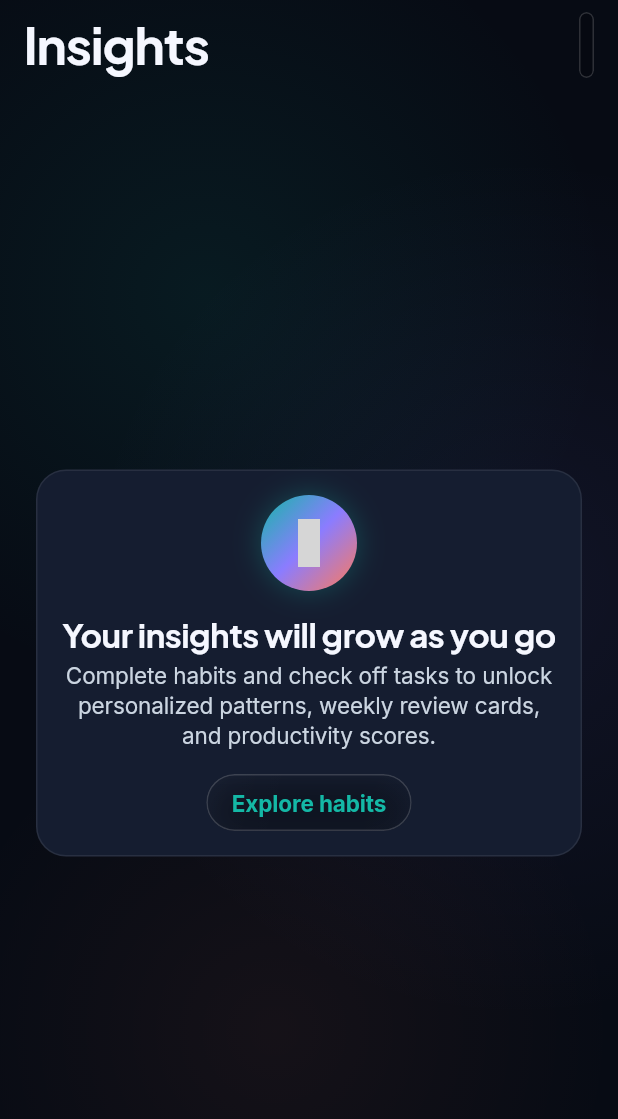
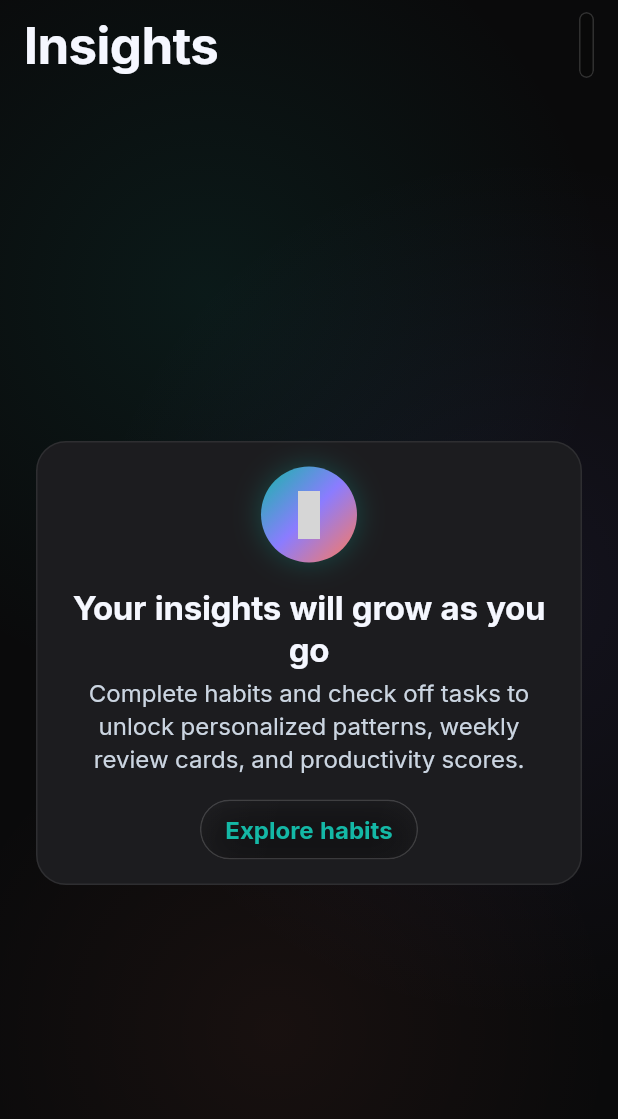
Before and after one commit to officialtofeekposwal/poswal-orbit, a Flutter app: the InsightsScreen screen opened directly, on a phone screen of 412 x 824 dp. Shown: the top 1119 px of the screen. Run offline on Flutter 3.47's test engine with Material 3 defaults, Android fonts, the phone set to English and light mode, and no system bars; our stand-ins replace drift, drift_flutter, flutter_local_notifications, flutter_riverpod, go_router, package_info_plus and 3 more; missing offline and left inert: home_widget, phosphoricons_flutter; accounts and stored records are empty; generated files the repository leaves out were written again; grey boxes are pictures that could not be loaded.

Commit message:
feat(design): update tokens and theme to neutral palette and Inter scale

```diff
--- a/lib/core/theme/poswal_theme.dart
+++ b/lib/core/theme/poswal_theme.dart
@@ -30,7 +30,7 @@ class PoswalTheme {
           brightness: Brightness.light,
           background: PoswalColors.mist,
           surface: PoswalColors.surfaceLight,
-          surfaceSecondary: const Color(0xFFEBEFF7),
+          surfaceSecondary: const Color(0xFFE5E5EA),
           textPrimary: PoswalColors.textOnLight,
           textMuted: PoswalColors.textMutedLight,
           border: Colors.black.withValues(alpha: 0.08),
@@ -51,8 +51,8 @@ class PoswalTheme {
         return _buildTheme(
           brightness: Brightness.dark,
           background: PoswalColors.oled,
-          surface: const Color(0xFF080C14),
-          surfaceSecondary: const Color(0xFF101522),
+          surface: const Color(0xFF0C0C0E),
+          surfaceSecondary: const Color(0xFF141416),
           textPrimary: PoswalColors.textOnDark,
           textMuted: PoswalColors.textMutedDark,
           border: Colors.white.withValues(alpha: 0.12),
@@ -93,10 +93,10 @@ class PoswalTheme {
         brightness: brightness,
         primary: isDark ? PoswalColors.teal : PoswalColors.tealLight,
         onPrimary: isDark ? PoswalColors.ink : Colors.white,
-        secondary: isDark ? PoswalColors.violet : PoswalColors.violetLight,
-        onSecondary: Colors.white,
-        tertiary: PoswalColors.coral,
-        onTertiary: Colors.white,
+        secondary: isDark ? PoswalColors.teal : PoswalColors.tealLight,
+        onSecondary: isDark ? PoswalColors.ink : Colors.white,
+        tertiary: isDark ? PoswalColors.teal : PoswalColors.tealLight,
+        onTertiary: isDark ? PoswalColors.ink : Colors.white,
         error: isDark ? PoswalColors.danger : PoswalColors.dangerLight,
         onError: Colors.white,
         surface: surface,
@@ -194,7 +194,6 @@ class PoswalTheme {
         elevation: 0,
         shape: RoundedRectangleBorder(
           borderRadius: BorderRadius.circular(PoswalRadii.card),
-          side: BorderSide(color: border),
         ),
       ),
       chipTheme: ChipThemeData(
--- a/lib/core/theme/poswal_tokens.dart
+++ b/lib/core/theme/poswal_tokens.dart
@@ -10,10 +10,10 @@ abstract final class PoswalColors {
   static const coral = Color(0xFFFF7A59);
   static const gold = Color(0xFFFFC857);
 
-  // Background Surfaces
-  static const ink = Color(0xFF070B14);
+  // Background Surfaces (neutral near-black dark, neutral light, pure OLED)
+  static const ink = Color(0xFF0A0A0B);
   static const oled = Color(0xFF000000);
-  static const mist = Color(0xFFF4F6FB);
+  static const mist = Color(0xFFF2F2F7);
 
   // Semantic Status (Dark / Default)
   static const success = Color(0xFF34D399);
@@ -27,10 +27,10 @@ abstract final class PoswalColors {
   static const dangerLight = Color(0xFFB91C1C); // 6.33:1 on #EDF2F7, 7.09:1 on #FFFFFF (Passes AA/AAA)
   static const violetLight = Color(0xFF6D28D9); // 6.38:1 on #FFFFFF (Passes AA)
 
-  // Surface Tiers
-  static const surfaceDark = Color(0xFF0F1626);
-  static const surfaceDark2 = Color(0xFF151D30);
-  static const surfaceDark3 = Color(0xFF1C263D);
+  // Surface Tiers (neutral near-black dark surfaces, clean light surfaces)
+  static const surfaceDark = Color(0xFF141416);
+  static const surfaceDark2 = Color(0xFF1C1C1F);
+  static const surfaceDark3 = Color(0xFF242428);
   static const surfaceLight = Color(0xFFFFFFFF);
   static const surfaceLight2 = Color(0xFFF8FAFC);
   static const surfaceLight3 = Color(0xFFEDF2F7);
@@ -170,6 +170,12 @@ abstract final class PoswalDurations {
   static const slow = Duration(milliseconds: 1200);
 }
 
+/// Motion scale constants
+abstract final class PoswalMotion {
+  static const pressScale = 0.97;
+  static const enterStartScale = 0.95;
+}
+
 /// HIG Standard Row & Touch Target Heights
 abstract final class PoswalRowHeights {
   /// Minimum accessible touch target per HIG (44dp)
@@ -250,10 +256,11 @@ abstract final class PoswalGlass {
   }
 }
 
-/// Typography Scale (HIG Hierarchy with Scalable System Metrics & Optical Tracking)
+/// Typography Scale (Inter-only with tabular figures and optical tracking)
 abstract final class PoswalText {
-  static const heading = 'PlusJakartaSans';
+  static const heading = 'Inter';
   static const body = 'Inter';
+  static const tabularFigures = <FontFeature>[FontFeature.tabularFigures()];
 
   /// Calculates optical letterSpacing in logical pixels from em units.
   /// For non-Latin scripts (Hindi / Urdu), negative tracking is set to 0.0
@@ -279,7 +286,8 @@ abstract final class PoswalText {
     fontSize: 48,
     fontWeight: FontWeight.w800,
     height: 1.1,
-    letterSpacing: -1.0,
+    letterSpacing: -0.5,
+    fontFeatures: tabularFigures,
   );
 
   static const largeTitle = TextStyle(
@@ -287,7 +295,8 @@ abstract final class PoswalText {
     fontSize: 34,
     fontWeight: FontWeight.w700,
     height: 1.15,
-    letterSpacing: -0.75, // -0.022em optical tracking
+    letterSpacing: -0.4,
+    fontFeatures: tabularFigures,
   );
 
   static const title1 = TextStyle(
@@ -295,23 +304,26 @@ abstract final class PoswalText {
     fontSize: 28,
     fontWeight: FontWeight.w700,
     height: 1.2,
-    letterSpacing: -0.53, // -0.019em optical tracking
+    letterSpacing: -0.3,
+    fontFeatures: tabularFigures,
   );
 
   static const title2 = TextStyle(
     fontFamily: heading,
-    fontSize: 26,
+    fontSize: 22,
     fontWeight: FontWeight.w700,
-    height: 1.2,
-    letterSpacing: -0.40,
+    height: 1.25,
+    letterSpacing: -0.2,
+    fontFeatures: tabularFigures,
   );
 
   static const title = TextStyle(
     fontFamily: heading,
     fontSize: 22,
     fontWeight: FontWeight.w700,
-    height: 1.2,
-    letterSpacing: -0.33, // -0.015em optical tracking
+    height: 1.25,
+    letterSpacing: -0.2,
+    fontFeatures: tabularFigures,
   );
 
   static const title3 = TextStyle(
@@ -319,7 +331,8 @@ abstract final class PoswalText {
     fontSize: 20,
     fontWeight: FontWeight.w600,
     height: 1.25,
-    letterSpacing: -0.24, // -0.012em optical tracking
+    letterSpacing: -0.1,
+    fontFeatures: tabularFigures,
   );
 
   static const headline = TextStyle(
@@ -327,7 +340,8 @@ abstract final class PoswalText {
     fontSize: 17,
     fontWeight: FontWeight.w600,
     height: 1.3,
-    letterSpacing: -0.17, // -0.010em optical tracking
+    letterSpacing: -0.1,
+    fontFeatures: tabularFigures,
   );
 
   static const bodyText = TextStyle(
@@ -335,23 +349,26 @@ abstract final class PoswalText {
     fontSize: 17,
     fontWeight: FontWeight.w400,
     height: 1.4,
-    letterSpacing: -0.14, // -0.008em optical tracking
+    letterSpacing: 0.0,
+    fontFeatures: tabularFigures,
   );
 
   static const callout = TextStyle(
     fontFamily: body,
-    fontSize: 15,
+    fontSize: 16,
     fontWeight: FontWeight.w400,
     height: 1.35,
-    letterSpacing: -0.08, // -0.005em optical tracking
+    letterSpacing: 0.0,
+    fontFeatures: tabularFigures,
   );
 
   static const subheadline = TextStyle(
     fontFamily: body,
-    fontSize: 14,
+    fontSize: 15,
     fontWeight: FontWeight.w500,
     height: 1.3,
     letterSpacing: 0.0,
+    fontFeatures: tabularFigures,
   );
 
   static const footnote = TextStyle(
@@ -359,7 +376,8 @@ abstract final class PoswalText {
     fontSize: 13,
     fontWeight: FontWeight.w400,
     height: 1.25,
-    letterSpacing: 0.06, // +0.005em optical tracking
+    letterSpacing: 0.0,
+    fontFeatures: tabularFigures,
   );
 
   static const caption = TextStyle(
@@ -367,7 +385,8 @@ abstract final class PoswalText {
     fontSize: 12,
     fontWeight: FontWeight.w500,
     height: 1.2,
-    letterSpacing: 0.12, // +0.010em optical tracking
+    letterSpacing: 0.0,
+    fontFeatures: tabularFigures,
   );
 
   static const caption2 = TextStyle(
@@ -375,7 +394,8 @@ abstract final class PoswalText {
     fontSize: 11,
     fontWeight: FontWeight.w400,
     height: 1.2,
-    letterSpacing: 0.16, // +0.015em optical tracking
+    letterSpacing: 0.0,
+    fontFeatures: tabularFigures,
   );
 
   static const micro = TextStyle(
@@ -383,6 +403,7 @@ abstract final class PoswalText {
     fontSize: 10,
     fontWeight: FontWeight.w400,
     height: 1.2,
-    letterSpacing: 0.20, // +0.020em optical tracking
+    letterSpacing: 0.0,
+    fontFeatures: tabularFigures,
   );
 }
```
Also changed, not shown: pubspec.yaml (+0 -12 lines).
